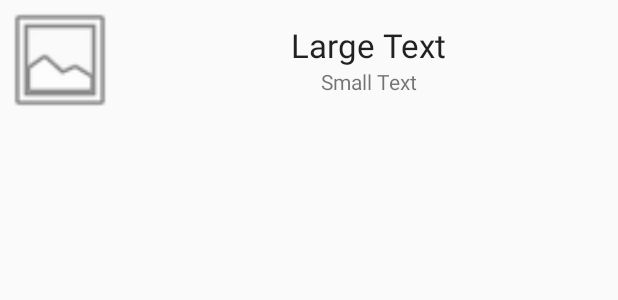
After one commit to davidxdiaz/Android, an Android app: the layout entrada.xml on its own in the app's theme, with its tools: preview values and no code run, on a phone screen of 412 x 824 dp. The commit adds this screen. Shown: the top 300 px of the screen. Run offline under Robolectric (Android 15) with nearby library versions, the phone set to English and light mode, and no system bars.

Commit message:
entrada y listado terminado

```diff
--- a/ListVies+Adapters/app/src/main/res/layout/activity_ventana_list_view.xml
+++ b/ListVies+Adapters/app/src/main/res/layout/activity_ventana_list_view.xml
@@ -29,6 +29,10 @@
     <ListView
         android:layout_width="match_parent"
         android:layout_height="match_parent"
+        android:id="@+id/lista_listview"
+        android:layout_below="@+id/textView"
+        android:layout_alignLeft="@+id/textView"
+        android:layout_marginTop="10dp"
         android:layout_alignParentBottom="true"
         android:layout_alignParentRight="true"
         android:layout_alignParentEnd="true" />
--- /dev/null
+++ b/ListVies+Adapters/app/src/main/res/layout/entrada.xml
@@ -0,0 +1,38 @@
+<?xml version="1.0" encoding="utf-8"?>
+<LinearLayout xmlns:android="http://schemas.android.com/apk/res/android"
+    android:layout_width="fill_parent"
+    android:layout_height="wrap_content"
+    android:orientation="horizontal" >
+
+    <ImageView
+        android:id="@+id/imageView_imagen"
+        android:layout_width="80dp"
+        android:layout_height="80dp"
+        android:adjustViewBounds="true"
+        android:scaleType="fitXY"
+        android:contentDescription="Descripción del contenido de la imagen"
+        android:src="@android:drawable/ic_menu_gallery" />
+
+    <LinearLayout
+        android:layout_width="fill_parent"
+        android:layout_height="match_parent"
+        android:gravity="center"
+        android:orientation="vertical" >
+
+        <TextView
+            android:id="@+id/textView_superior"
+            android:layout_width="wrap_content"
+            android:layout_height="wrap_content"
+            android:text="Large Text"
+            android:textAppearance="?android:attr/textAppearanceLarge" />
+
+        <TextView
+            android:id="@+id/textView_inferior"
+            android:layout_width="wrap_content"
+            android:layout_height="wrap_content"
+            android:text="Small Text"
+            android:textAppearance="?android:attr/textAppearanceSmall" />
+
+    </LinearLayout>
+
+</LinearLayout>
--- /dev/null
+++ b/ListVies+Adapters/app/src/main/res/layout/listado.xml
@@ -0,0 +1,6 @@
+<?xml version="1.0" encoding="utf-8"?>
+<ListView xmlns:android="http://schemas.android.com/apk/res/android"
+    android:id="@+id/ListView_listado"
+    android:layout_width="match_parent"
+    android:layout_height="match_parent" >
+</ListView>
```
